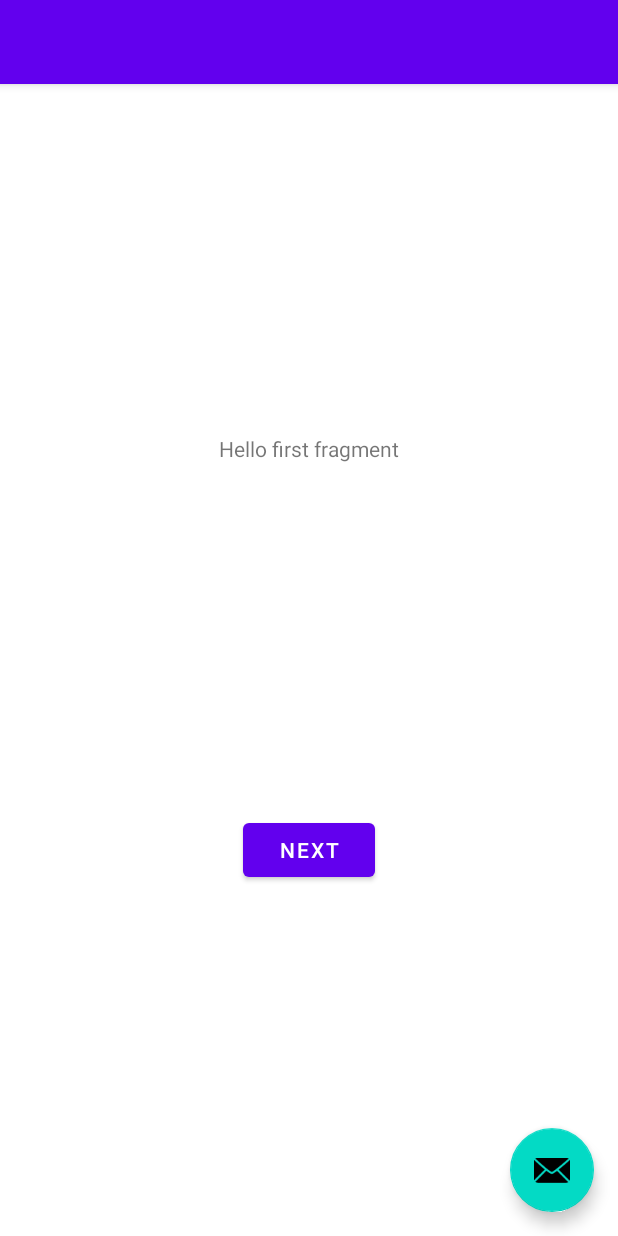
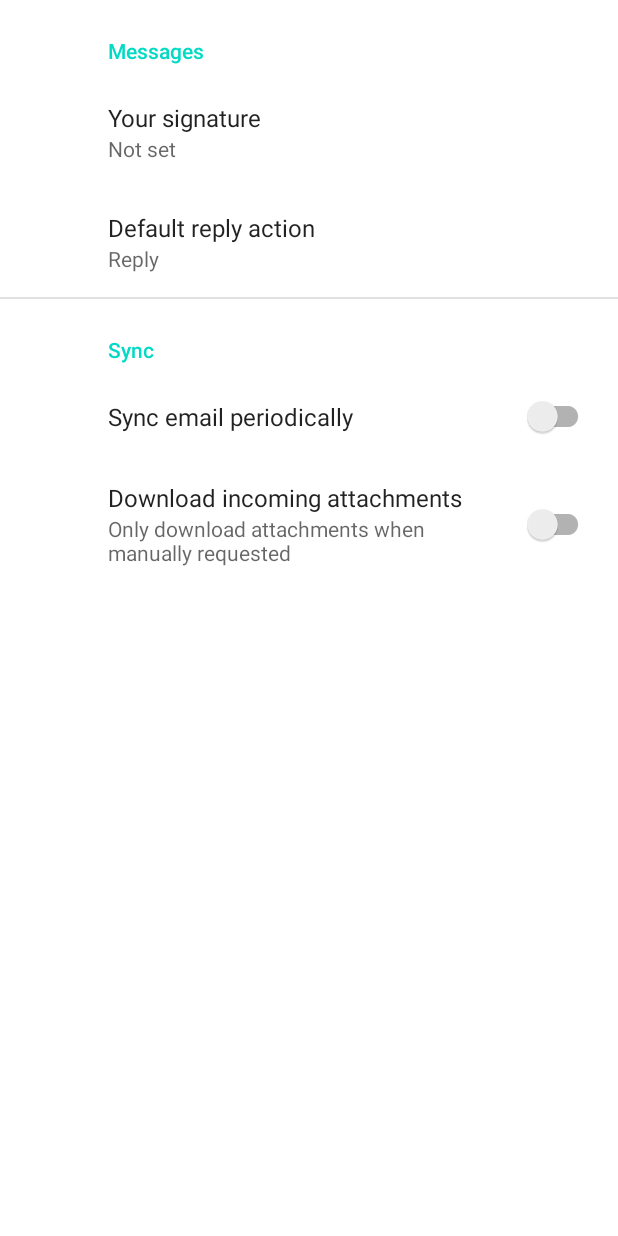
Before and after one commit to Kimsj912/MobileComputing, an Android app: the screen it shows after launch (MainActivity), on a phone screen of 412 x 824 dp. Run offline under Robolectric (Android 15) with nearby library versions, the phone set to English and light mode, and no system bars; our stand-ins replace androidx.preference, navigation-ui.

Commit message:
week9-practice-Check and set Preference

```diff
--- a/app/build.gradle
+++ b/app/build.gradle
@@ -37,11 +37,13 @@ android {
 dependencies {
 
     implementation 'androidx.core:core-ktx:1.7.0'
+    implementation 'androidx.preference:preference-ktx:1.2.0'
     implementation 'androidx.appcompat:appcompat:1.4.1'
     implementation 'com.google.android.material:material:1.5.0'
     implementation 'androidx.constraintlayout:constraintlayout:2.1.3'
     implementation 'androidx.navigation:navigation-fragment-ktx:2.3.5'
     implementation 'androidx.navigation:navigation-ui-ktx:2.3.5'
+    implementation 'androidx.preference:preference:1.2.0'
     testImplementation 'junit:junit:4.13.2'
     androidTestImplementation 'androidx.test.ext:junit:1.1.3'
     androidTestImplementation 'androidx.test.espresso:espresso-core:3.4.0'
--- a/app/src/main/java/com/example/mobilecomputing/MainActivity.kt
+++ b/app/src/main/java/com/example/mobilecomputing/MainActivity.kt
@@ -1,17 +1,8 @@
 package com.example.mobilecomputing
 
-import android.content.Context
 import android.os.Bundle
-import android.util.Log
-import com.google.android.material.snackbar.Snackbar
 import androidx.appcompat.app.AppCompatActivity
-import androidx.navigation.findNavController
 import androidx.navigation.ui.AppBarConfiguration
-import androidx.navigation.ui.navigateUp
-import androidx.navigation.ui.setupActionBarWithNavController
-import android.view.Menu
-import android.view.MenuItem
-import androidx.core.content.edit
 import com.example.mobilecomputing.databinding.ActivityMainBinding
 
 class MainActivity : AppCompatActivity() {
@@ -22,24 +13,7 @@ class MainActivity : AppCompatActivity() {
         super.onCreate(savedInstanceState)
         val binding = ActivityMainBinding.inflate(layoutInflater)
         setContentView(binding.root)
+        supportFragmentManager.beginTransaction().replace(binding.setting.id, MySettingsFragment()).commit()
 
-        val sharedPref = getPreferences(Context.MODE_PRIVATE)
-        val sharedPref2 = getSharedPreferences("pref_test1", Context.MODE_PRIVATE)
-
-        sharedPref.edit(){
-            putBoolean("hi", true)
-            putString("Store", "Emart everyday")
-            putInt("Number", 10)
-            apply()
-        }
-        sharedPref2.edit(){
-            putBoolean("hi", false)
-            putString("Store", "Daiso everyday")
-            putInt("Number", 5)
-            apply()
-        }
-
-        sharedPref.getString("Store","?")?.let{Log.d("Debug", it)}
-        sharedPref2.getString("Store","?")?.let{Log.d("Debug", it)}
     }
 }
--- /dev/null
+++ b/app/src/main/java/com/example/mobilecomputing/MySettingsFragment.kt
@@ -0,0 +1,12 @@
+package com.example.mobilecomputing
+
+import android.os.Bundle
+import androidx.preference.PreferenceFragmentCompat
+
+class MySettingsFragment : PreferenceFragmentCompat() {
+
+    override fun onCreatePreferences(savedInstanceState: Bundle?, rootKey: String?) {
+        setPreferencesFromResource(R.xml.root_preferences, rootKey)
+
+    }
+}
--- a/app/src/main/res/layout/activity_main.xml
+++ b/app/src/main/res/layout/activity_main.xml
@@ -1,34 +1,15 @@
 <?xml version="1.0" encoding="utf-8"?>
-<androidx.coordinatorlayout.widget.CoordinatorLayout xmlns:android="http://schemas.android.com/apk/res/android"
+<LinearLayout xmlns:android="http://schemas.android.com/apk/res/android"
     xmlns:app="http://schemas.android.com/apk/res-auto"
     xmlns:tools="http://schemas.android.com/tools"
     android:layout_width="match_parent"
     android:layout_height="match_parent"
     tools:context=".MainActivity">
 
-    <com.google.android.material.appbar.AppBarLayout
+    <FrameLayout
+        android:id="@+id/setting"
         android:layout_width="match_parent"
-        android:layout_height="wrap_content"
-        android:theme="@style/Theme.MobileComputing.AppBarOverlay">
+        android:layout_height="match_parent"/>
 
-        <androidx.appcompat.widget.Toolbar
-            android:id="@+id/toolbar"
-            android:layout_width="match_parent"
-            android:layout_height="?attr/actionBarSize"
-            android:background="?attr/colorPrimary"
-            app:popupTheme="@style/Theme.MobileComputing.PopupOverlay" />
 
-    </com.google.android.material.appbar.AppBarLayout>
-
-    <include layout="@layout/content_main" />
-
-    <com.google.android.material.floatingactionbutton.FloatingActionButton
-        android:id="@+id/fab"
-        android:layout_width="wrap_content"
-        android:layout_height="wrap_content"
-        android:layout_gravity="bottom|end"
-        android:layout_marginEnd="@dimen/fab_margin"
-        android:layout_marginBottom="16dp"
-        app:srcCompat="@android:drawable/ic_dialog_email" />
-
-</androidx.coordinatorlayout.widget.CoordinatorLayout>
+</LinearLayout>
--- /dev/null
+++ b/app/src/main/res/values/arrays.xml
@@ -0,0 +1,12 @@
+<resources>
+    <!-- Reply Preference -->
+    <string-array name="reply_entries">
+        <item>Reply</item>
+        <item>Reply to all</item>
+    </string-array>
+
+    <string-array name="reply_values">
+        <item>reply</item>
+        <item>reply_all</item>
+    </string-array>
+</resources>
--- a/app/src/main/res/values/strings.xml
+++ b/app/src/main/res/values/strings.xml
@@ -9,4 +9,18 @@
 
     <string name="hello_first_fragment">Hello first fragment</string>
     <string name="hello_second_fragment">Hello second fragment. Arg: %1$s</string>
+    <!-- Preference Titles -->
+    <string name="messages_header">Messages</string>
+    <string name="sync_header">Sync</string>
+
+    <!-- Messages Preferences -->
+    <string name="signature_title">Your signature</string>
+    <string name="reply_title">Default reply action</string>
+
+    <!-- Sync Preferences -->
+    <string name="sync_title">Sync email periodically</string>
+    <string name="attachment_title">Download incoming attachments</string>
+    <string name="attachment_summary_on">Automatically download attachments for incoming emails
+    </string>
+    <string name="attachment_summary_off">Only download attachments when manually requested</string>
 </resources>
--- /dev/null
+++ b/app/src/main/res/xml/root_preferences.xml
@@ -0,0 +1,35 @@
+<PreferenceScreen xmlns:app="http://schemas.android.com/apk/res-auto">
+
+    <PreferenceCategory app:title="@string/messages_header">
+
+        <EditTextPreference
+            app:key="signature"
+            app:title="@string/signature_title"
+            app:useSimpleSummaryProvider="true" />
+
+        <ListPreference
+            app:defaultValue="reply"
+            app:entries="@array/reply_entries"
+            app:entryValues="@array/reply_values"
+            app:key="reply"
+            app:title="@string/reply_title"
+            app:useSimpleSummaryProvider="true" />
+
+    </PreferenceCategory>
+
+    <PreferenceCategory app:title="@string/sync_header">
+
+        <SwitchPreferenceCompat
+            app:key="sync"
+            app:title="@string/sync_title" />
+
+        <SwitchPreferenceCompat
+            app:dependency="sync"
+            app:key="attachment"
+            app:summaryOff="@string/attachment_summary_off"
+            app:summaryOn="@string/attachment_summary_on"
+            app:title="@string/attachment_title" />
+
+    </PreferenceCategory>
+
+</PreferenceScreen>
```
